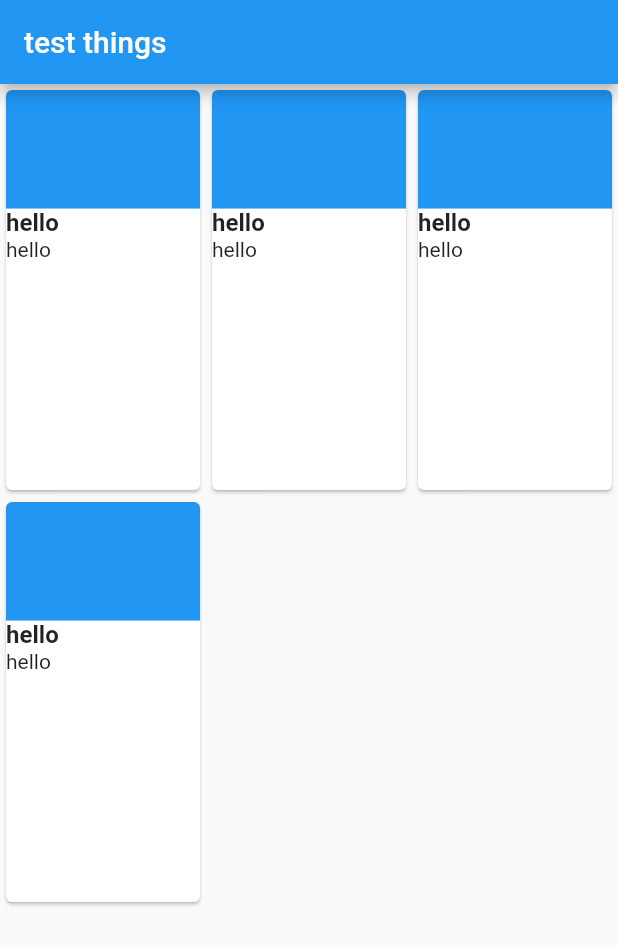
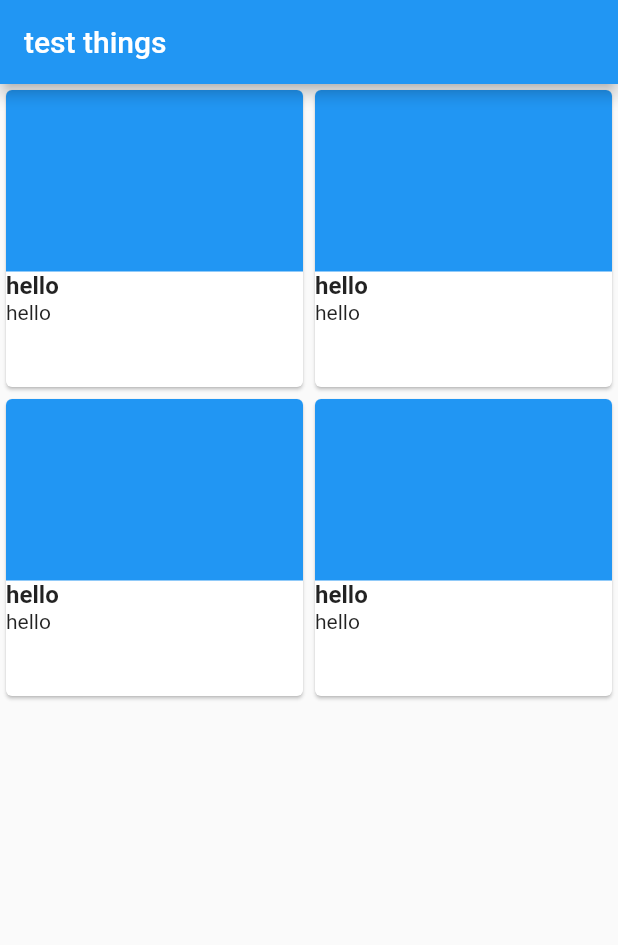
Before and after one commit to NOGUEN/commission_station, a Flutter app: the screen it shows after launch, on a phone screen of 412 x 824 dp. Shown: the top 945 px of the screen. Run offline on Flutter 3.47's test engine with Material 2 defaults, Android fonts, the phone set to English and light mode, and no system bars; our stand-ins replace get, webview_flutter; missing offline and left inert: webview_flutter_android, webview_flutter_wkwebview.

```diff
--- /dev/null
+++ b/lib/app/controller/test_page_controller.dart
@@ -0,0 +1 @@
+class TestPageController {}
--- a/lib/app/routes/app_pages.dart
+++ b/lib/app/routes/app_pages.dart
@@ -1,15 +1,15 @@
 import 'package:get/get.dart';
+import '../../test_page.dart';
+import '../bindings/test_page_binding.dart';
 part './app_routes.dart';
 
 class AppPages {
-  /*
+  static const INITIAL = Routes.INITIAL;
+
   static final pages = [
     GetPage(
-        name: Routes.INITIAL, page: () => HomePage(), binding: HomeBinding()),
-    GetPage(
-        name: Routes.DETAILS,
-        page: () => DetailsPage(),
-        binding: DetailsBinding()),
+        name: Routes.INITIAL,
+        page: () => TestPage(),
+        binding: TestPageBinding()),
   ];
-  */
 }
--- a/lib/app/ui/view/common/card_collection_widget_cell.dart
+++ b/lib/app/ui/view/common/card_collection_widget_cell.dart
@@ -8,12 +8,12 @@ class CardCollectionWidgetCell extends StatelessWidget {
 
   @override
   Widget build(BuildContext context) {
-    return Card(
-      clipBehavior: Clip.antiAlias,
-      child: GestureDetector(
-        onTap: () {
-          print('hello');
-        },
+    return GestureDetector(
+      onTap: () {
+        print("hello");
+      },
+      child: Card(
+        clipBehavior: Clip.antiAlias,
         child: Column(
           children: <Widget>[
             AspectRatio(
--- a/lib/app/ui/view/common/grid_view_widget.dart
+++ b/lib/app/ui/view/common/grid_card_view_widget.dart
@@ -3,16 +3,16 @@ import 'package:flutter/material.dart';
 import 'package:flutter/src/widgets/framework.dart';
 import 'package:flutter/src/widgets/placeholder.dart';
 
-class GridViewWidget extends StatelessWidget {
-  const GridViewWidget({super.key});
+class GridCardViewWidget extends StatelessWidget {
+  const GridCardViewWidget({super.key});
 
   @override
   Widget build(BuildContext context) {
     return GridView.builder(
       itemCount: 4,
       gridDelegate: const SliverGridDelegateWithFixedCrossAxisCount(
-        crossAxisCount: 3,
-        childAspectRatio: 1 / 2,
+        crossAxisCount: 2,
+        childAspectRatio: 1 / 1,
       ),
       itemBuilder: (BuildContext context, int index) {
         return CardCollectionWidgetCell(title: 'hello');
--- a/lib/main.dart
+++ b/lib/main.dart
@@ -1,6 +1,9 @@
-import 'package:commission_station/app/ui/view/common/card_collection_widget_cell.dart';
-import 'package:commission_station/app/ui/view/common/grid_view_widget.dart';
+import 'package:commission_station/app/bindings/test_page_binding.dart';
 import 'package:flutter/material.dart';
+import 'package:get/get_navigation/src/root/get_material_app.dart';
+import 'package:get/get_navigation/src/routes/transitions_type.dart';
+import 'app/routes/app_pages.dart';
+import 'test_page.dart';
 
 void main() {
   runApp(const MyApp());
@@ -11,26 +14,13 @@ class MyApp extends StatelessWidget {
 
   @override
   Widget build(BuildContext context) {
-    return MaterialApp(
-      title: 'Flutter Demo',
-      theme: ThemeData(
-        primarySwatch: Colors.blue,
-      ),
-      home: const TestPage(),
+    return GetMaterialApp(
+      title: "Commission Station",
+      debugShowCheckedModeBanner: false,
+      initialRoute: AppPages.INITIAL,
+      getPages: AppPages.pages,
+      initialBinding: TestPageBinding(),
+      defaultTransition: Transition.fade,
     );
   }
 }
-
-class TestPage extends StatelessWidget {
-  const TestPage({super.key});
-
-  @override
-  Widget build(BuildContext context) {
-    return Scaffold(
-      appBar: AppBar(
-        title: Text('test things'),
-      ),
-      body: GridViewWidget(),
-    );
-  }
-}
--- /dev/null
+++ b/lib/test_page.dart
@@ -0,0 +1,16 @@
+import 'package:flutter/material.dart';
+import 'app/ui/view/common/grid_card_view_widget.dart';
+
+class TestPage extends StatelessWidget {
+  const TestPage({super.key});
+
+  @override
+  Widget build(BuildContext context) {
+    return Scaffold(
+      appBar: AppBar(
+        title: Text('test things'),
+      ),
+      body: GridCardViewWidget(),
+    );
+  }
+}
--- a/pubspec.yaml
+++ b/pubspec.yaml
@@ -36,6 +36,7 @@ dependencies:
   # Use with the CupertinoIcons class for iOS style icons.
   cupertino_icons: ^1.0.2
   get: ^4.6.5
+  webview_flutter: ^4.2.1
 
 dev_dependencies:
   flutter_test:
```
Also changed, not shown: lib/app/bindings/test_page_binding.dart (added, +12 -0 lines), lib/app/controller/web_view_controller.dart (added, +27 -0 lines), lib/app/ui/view/common/web_page_view_widget.dart (added, +19 -0 lines), pubspec.lock, 9 other files.
